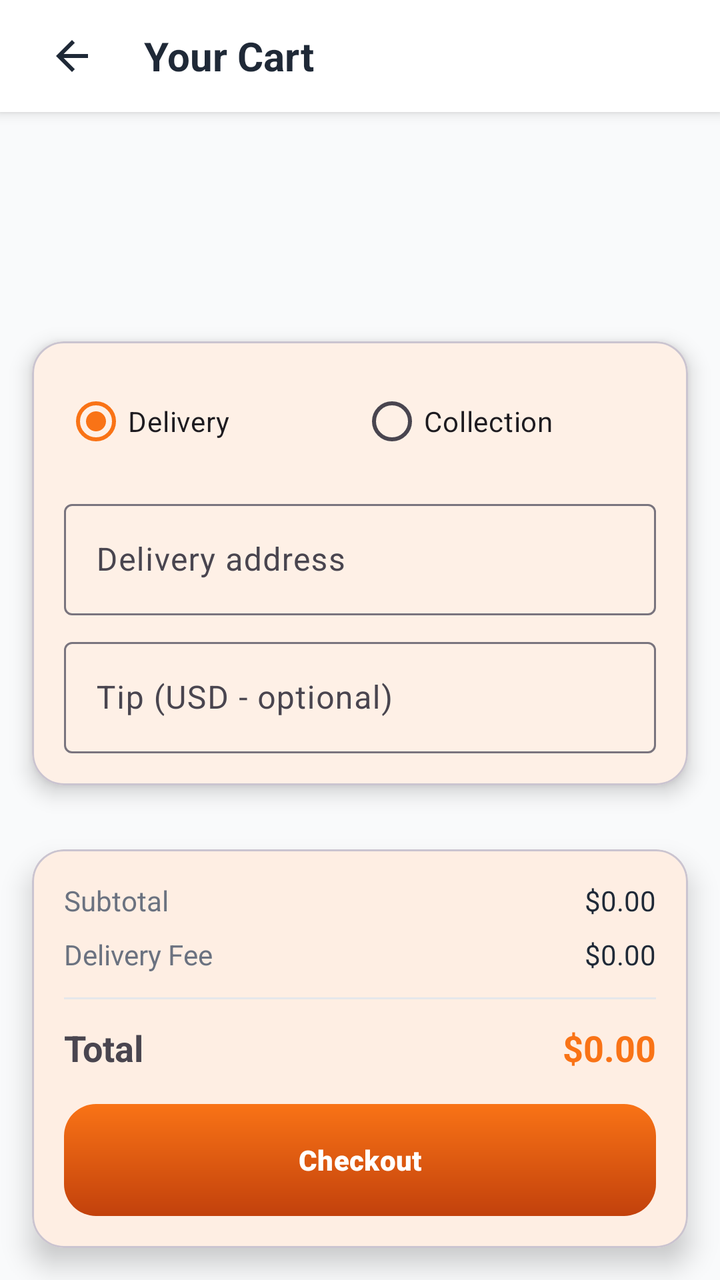
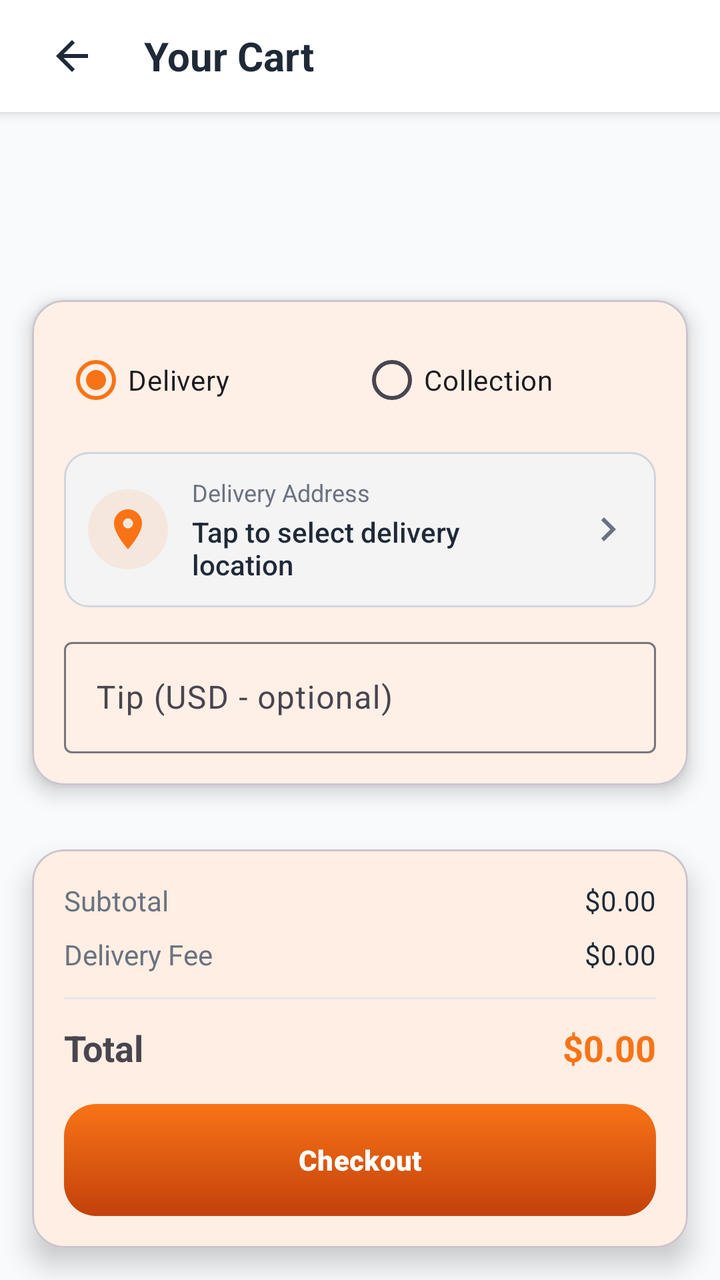

An Android layout rendered at two revisions. The XML below is the earlier revision; the diff shows what the commit changed to produce the second picture.
<!-- AndroidManifest.xml: activity theme Theme.ZimFeast.NoActionBar -->
<!-- res/layout/activity_cart.xml -->
<?xml version="1.0" encoding="utf-8"?>
<androidx.constraintlayout.widget.ConstraintLayout
    xmlns:android="http://schemas.android.com/apk/res/android"
    xmlns:app="http://schemas.android.com/apk/res-auto"
    android:layout_width="match_parent"
    android:layout_height="match_parent"
    android:background="@color/background">

    
    <LinearLayout
        android:id="@+id/toolbar"
        android:layout_width="match_parent"
        android:layout_height="56dp"
        android:background="@color/surface"
        android:elevation="4dp"
        android:gravity="center_vertical"
        android:orientation="horizontal"
        android:paddingHorizontal="16dp"
        app:layout_constraintTop_toTopOf="parent">

        <ImageButton
            android:id="@+id/btn_back"
            android:layout_width="40dp"
            android:layout_height="40dp"
            android:background="?attr/selectableItemBackgroundBorderless"
            android:src="@drawable/ic_back"
            android:contentDescription="Back"/>

        <TextView
            android:layout_width="0dp"
            android:layout_height="wrap_content"
            android:layout_marginStart="16dp"
            android:layout_weight="1"
            android:text="@string/your_cart"
            android:textSize="20sp"
            android:textStyle="bold"
            android:textColor="@color/text_primary"/>
    </LinearLayout>

    
    <LinearLayout
        android:id="@+id/layout_empty"
        android:layout_width="match_parent"
        android:layout_height="wrap_content"
        android:gravity="center"
        android:orientation="vertical"
        android:padding="32dp"
        android:visibility="gone"
        app:layout_constraintTop_toBottomOf="@id/toolbar"
        app:layout_constraintBottom_toBottomOf="parent">

        <ImageView
            android:layout_width="100dp"
            android:layout_height="100dp"
            android:src="@drawable/ic_cart_empty"
            app:tint="@color/text_tertiary"/>

        <TextView
            android:layout_marginTop="16dp"
            android:text="@string/empty_cart"
            android:textSize="18sp"
            android:textStyle="bold"
            android:textColor="@color/text_primary"
            android:layout_width="wrap_content"
            android:layout_height="wrap_content"/>

        <TextView
            android:layout_marginTop="8dp"
            android:text="@string/add_items"
            android:textColor="@color/text_secondary"
            android:layout_width="wrap_content"
            android:layout_height="wrap_content"/>
    </LinearLayout>

    
    <LinearLayout
        android:id="@+id/layout_cart"
        android:layout_width="match_parent"
        android:layout_height="0dp"
        android:orientation="vertical"
        app:layout_constraintTop_toBottomOf="@id/toolbar"
        app:layout_constraintBottom_toBottomOf="parent">

        
        <androidx.recyclerview.widget.RecyclerView
            android:id="@+id/rv_cart_items"
            android:layout_width="match_parent"
            android:layout_height="0dp"
            android:layout_weight="1"
            android:padding="16dp"/>

        
        <com.google.android.material.card.MaterialCardView
            android:layout_width="match_parent"
            android:layout_height="wrap_content"
            android:layout_margin="16dp"
            app:cardCornerRadius="16dp"
            app:cardElevation="6dp">

            <LinearLayout
                android:layout_width="match_parent"
                android:layout_height="wrap_content"
                android:orientation="vertical"
                android:padding="16dp">

                <RadioGroup
                    android:id="@+id/rg_order_type"
                    android:layout_width="match_parent"
                    android:layout_height="wrap_content"
                    android:orientation="horizontal">

                    <RadioButton
                        android:id="@+id/rb_delivery"
                        android:layout_width="0dp"
                        android:layout_height="wrap_content"
                        android:layout_weight="1"
                        android:checked="true"
                        android:text="Delivery"/>

                    <RadioButton
                        android:id="@+id/rb_collection"
                        android:layout_width="0dp"
                        android:layout_height="wrap_content"
                        android:layout_weight="1"
                        android:text="Collection"/>
                </RadioGroup>

                
                <LinearLayout
                    android:id="@+id/layout_delivery_options"
                    android:layout_width="match_parent"
                    android:layout_height="wrap_content"
                    android:layout_marginTop="12dp"
                    android:orientation="vertical">

                    <com.google.android.material.textfield.TextInputLayout
                        android:layout_width="match_parent"
                        android:layout_height="wrap_content"
                        android:hint="Delivery address">

                        <com.google.android.material.textfield.TextInputEditText
                            android:id="@+id/et_address"
                            android:layout_width="match_parent"
                            android:layout_height="wrap_content"/>
                    </com.google.android.material.textfield.TextInputLayout>

                    <com.google.android.material.textfield.TextInputLayout
                        android:layout_width="match_parent"
                        android:layout_height="wrap_content"
                        android:layout_marginTop="8dp"
                        android:hint="Tip (USD - optional)">

                        <com.google.android.material.textfield.TextInputEditText
                            android:id="@+id/et_tip"
                            android:inputType="numberDecimal"
                            android:layout_width="match_parent"
                            android:layout_height="wrap_content"/>
                    </com.google.android.material.textfield.TextInputLayout>

                </LinearLayout>

            </LinearLayout>
        </com.google.android.material.card.MaterialCardView>

        
        <com.google.android.material.card.MaterialCardView
            android:layout_width="match_parent"
            android:layout_height="wrap_content"
            android:layout_margin="16dp"
            app:cardCornerRadius="16dp"
            app:cardElevation="8dp">

            <LinearLayout
                android:layout_width="match_parent"
                android:layout_height="wrap_content"
                android:orientation="vertical"
                android:padding="16dp">

                <LinearLayout
                    android:orientation="horizontal"
                    android:layout_width="match_parent"
                    android:layout_height="wrap_content">

                    <TextView
                        android:text="@string/subtotal"
                        android:layout_weight="1"
                        android:layout_width="0dp"
                        android:layout_height="wrap_content"
                        android:textColor="@color/text_secondary"/>

                    <TextView
                        android:id="@+id/tv_subtotal"
                        android:text="$0.00"
                        android:textColor="@color/text_primary"
                        android:layout_width="wrap_content"
                        android:layout_height="wrap_content"/>
                </LinearLayout>

                <LinearLayout
                    android:orientation="horizontal"
                    android:layout_marginTop="8dp"
                    android:layout_width="match_parent"
                    android:layout_height="wrap_content">

                    <TextView
                        android:text="@string/delivery_fee"
                        android:layout_weight="1"
                        android:layout_width="0dp"
                        android:layout_height="wrap_content"
                        android:textColor="@color/text_secondary"/>

                    <TextView
                        android:id="@+id/tv_delivery_fee"
                        android:text="$0.00"
                        android:textColor="@color/text_primary"
                        android:layout_width="wrap_content"
                        android:layout_height="wrap_content"/>
                </LinearLayout>

                <View
                    android:layout_width="match_parent"
                    android:layout_height="1dp"
                    android:layout_marginVertical="12dp"
                    android:background="@color/divider"/>

                <LinearLayout
                    android:orientation="horizontal"
                    android:layout_width="match_parent"
                    android:layout_height="wrap_content">

                    <TextView
                        android:text="@string/total"
                        android:textStyle="bold"
                        android:textSize="18sp"
                        android:layout_weight="1"
                        android:layout_width="0dp"
                        android:layout_height="wrap_content"/>

                    <TextView
                        android:id="@+id/tv_total"
                        android:text="$0.00"
                        android:textStyle="bold"
                        android:textSize="18sp"
                        android:textColor="@color/primary"
                        android:layout_width="wrap_content"
                        android:layout_height="wrap_content"/>
                </LinearLayout>

                <com.google.android.material.progressindicator.CircularProgressIndicator
                    android:id="@+id/progress_bar"
                    android:layout_gravity="center"
                    android:layout_marginTop="8dp"
                    android:visibility="gone"
                    android:layout_width="wrap_content"
                    android:layout_height="wrap_content"/>

                <com.google.android.material.button.MaterialButton
                    android:id="@+id/btn_checkout"
                    style="@style/Widget.ZimFeast.Button.Primary"
                    android:layout_marginTop="16dp"
                    android:layout_width="match_parent"
                    android:layout_height="56dp"
                    android:text="@string/checkout"/>

            </LinearLayout>
        </com.google.android.material.card.MaterialCardView>

    </LinearLayout>

</androidx.constraintlayout.widget.ConstraintLayout>
<!-- resources referenced by this layout -->
<resources>
  <color name="background">#F9FAFB</color>
  <color name="divider">#E5E7EB</color>
  <color name="primary">#F97316</color>
  <color name="surface">#FFFFFF</color>
  <color name="text_primary">#1F2937</color>
  <color name="text_secondary">#6B7280</color>
  <color name="text_tertiary">#9CA3AF</color>
  <!-- drawable ic_back (drawable) -->
  <?xml version="1.0" encoding="utf-8"?>
  <vector xmlns:android="http://schemas.android.com/apk/res/android"
      android:width="24dp"
      android:height="24dp"
      android:viewportWidth="24"
      android:viewportHeight="24">
      <path
          android:fillColor="@color/text_primary"
          android:pathData="M20,11H7.83l5.59,-5.59L12,4l-8,8 8,8 1.41,-1.41L7.83,13H20v-2z" />
  </vector>
  <string name="add_items">Add some delicious items to your cart</string>
  <string name="checkout">Checkout</string>
  <string name="delivery_fee">Delivery Fee</string>
  <string name="empty_cart">Your cart is empty</string>
  <string name="subtotal">Subtotal</string>
  <string name="total">Total</string>
  <string name="your_cart">Your Cart</string>
  <style name="Theme.ZimFeast.NoActionBar">
          <item name="windowActionBar">false</item>
          <item name="windowNoTitle">true</item>
      </style>
  <!-- drawable bg_button_orange_gradient (drawable) -->
  <?xml version="1.0" encoding="utf-8"?>
  <shape xmlns:android="http://schemas.android.com/apk/res/android"
      android:shape="rectangle">
      <gradient
          android:angle="90"
          android:startColor="@color/orange_gradient_end"
          android:endColor="@color/orange_gradient_start" />
      <corners android:radius="16dp" />
  </shape>
  <color name="on_primary">#FFFFFF</color>
  <color name="orange_gradient_end">#C2410C</color>
  <color name="orange_gradient_start">#F97316</color>
  <!-- unchanged entries left out for length: 2 -->
</resources>

<!-- the commit's change to res/layout/activity_cart.xml (unified diff, before → after) -->
@@ -133,21 +133,74 @@
                     android:layout_marginTop="12dp"
                     android:orientation="vertical">
 
+                    
+                    <LinearLayout
+                        android:id="@+id/layout_address_picker"
+                        android:layout_width="match_parent"
+                        android:layout_height="wrap_content"
+                        android:orientation="horizontal"
+                        android:gravity="center_vertical"
+                        android:paddingVertical="12dp"
+                        android:paddingHorizontal="12dp"
+                        android:background="@drawable/bg_address_picker"
+                        android:clickable="true"
+                        android:focusable="true">
+
+                        <ImageView
+                            android:layout_width="40dp"
+                            android:layout_height="40dp"
+                            android:padding="8dp"
+                            android:src="@drawable/ic_location"
+                            android:background="@drawable/bg_icon_circle"
+                            android:tint="@color/primary"/>
+
+                        <LinearLayout
+                            android:layout_width="0dp"
+                            android:layout_height="wrap_content"
+                            android:layout_weight="1"
+                            android:layout_marginHorizontal="12dp"
+                            android:orientation="vertical">
+
+                            <TextView
+                                android:layout_width="wrap_content"
+                                android:layout_height="wrap_content"
+                                android:text="Delivery Address"
+                                android:textColor="@color/text_secondary"
+                                android:textSize="12sp"/>
+
+                            <TextView
+                                android:id="@+id/tv_selected_address"
+                                android:layout_width="match_parent"
+                                android:layout_height="wrap_content"
+                                android:layout_marginTop="2dp"
+                                android:text="Tap to select delivery location"
+                                android:textColor="@color/text_primary"
+                                android:textSize="14sp"
+                                android:fontFamily="sans-serif-medium"
+                                android:maxLines="2"
+                                android:ellipsize="end"/>
+
+                        </LinearLayout>
+
+                        <ImageView
+                            android:layout_width="24dp"
+                            android:layout_height="24dp"
+                            android:src="@drawable/ic_chevron_right"
+                            android:tint="@color/text_secondary"/>
+
+                    </LinearLayout>
+
+                    
+                    <EditText
+                        android:id="@+id/et_address"
+                        android:layout_width="match_parent"
+                        android:layout_height="0dp"
+                        android:visibility="gone"/>
+
                     <com.google.android.material.textfield.TextInputLayout
                         android:layout_width="match_parent"
                         android:layout_height="wrap_content"
-                        android:hint="Delivery address">
-
-                        <com.google.android.material.textfield.TextInputEditText
-                            android:id="@+id/et_address"
-                            android:layout_width="match_parent"
-                            android:layout_height="wrap_content"/>
-                    </com.google.android.material.textfield.TextInputLayout>
-
-                    <com.google.android.material.textfield.TextInputLayout
-                        android:layout_width="match_parent"
-                        android:layout_height="wrap_content"
-                        android:layout_marginTop="8dp"
+                        android:layout_marginTop="12dp"
                         android:hint="Tip (USD - optional)">
 
                         <com.google.android.material.textfield.TextInputEditText
<!-- resource entries referenced after the edit -->
@@ -7,6 +7,26 @@
   <color name="text_primary">#1F2937</color>
   <color name="text_secondary">#6B7280</color>
   <color name="text_tertiary">#9CA3AF</color>
+  <!-- drawable bg_address_picker (drawable) -->
+  <?xml version="1.0" encoding="utf-8"?>
+  <ripple xmlns:android="http://schemas.android.com/apk/res/android"
+      android:color="@color/ripple_color">
+      <item>
+          <shape android:shape="rectangle">
+              <solid android:color="@color/surface_variant"/>
+              <corners android:radius="12dp"/>
+              <stroke
+                  android:width="1dp"
+                  android:color="@color/border"/>
+          </shape>
+      </item>
+  </ripple>
+  <!-- drawable bg_icon_circle (drawable) -->
+  <?xml version="1.0" encoding="utf-8"?>
+  <shape xmlns:android="http://schemas.android.com/apk/res/android"
+      android:shape="oval">
+      <solid android:color="#1AF97316"/>
+  </shape>
   <!-- drawable ic_back (drawable) -->
   <?xml version="1.0" encoding="utf-8"?>
   <vector xmlns:android="http://schemas.android.com/apk/res/android"
@@ -17,6 +37,28 @@
       <path
           android:fillColor="@color/text_primary"
           android:pathData="M20,11H7.83l5.59,-5.59L12,4l-8,8 8,8 1.41,-1.41L7.83,13H20v-2z" />
+  </vector>
+  <!-- drawable ic_chevron_right (drawable) -->
+  <?xml version="1.0" encoding="utf-8"?>
+  <vector xmlns:android="http://schemas.android.com/apk/res/android"
+      android:width="24dp"
+      android:height="24dp"
+      android:viewportWidth="24"
+      android:viewportHeight="24">
+      <path
+          android:fillColor="@android:color/black"
+          android:pathData="M10,6L8.59,7.41 13.17,12l-4.58,4.59L10,18l6,-6z" />
+  </vector>
+  <!-- drawable ic_location (drawable) -->
+  <?xml version="1.0" encoding="utf-8"?>
+  <vector xmlns:android="http://schemas.android.com/apk/res/android"
+      android:width="24dp"
+      android:height="24dp"
+      android:viewportWidth="24"
+      android:viewportHeight="24">
+      <path
+          android:fillColor="#FFFFFF"
+          android:pathData="M12,2C8.13,2 5,5.13 5,9c0,5.25 7,13 7,13s7,-7.75 7,-13c0,-3.87 -3.13,-7 -7,-7zm0,9.5c-1.38,0 -2.5,-1.12 -2.5,-2.5s1.12,-2.5 2.5,-2.5 2.5,1.12 2.5,2.5 -1.12,2.5 -2.5,2.5z" />
   </vector>
   <string name="add_items">Add some delicious items to your cart</string>
   <string name="checkout">Checkout</string>
@@ -29,6 +71,9 @@
           <item name="windowActionBar">false</item>
           <item name="windowNoTitle">true</item>
       </style>
+  <color name="ripple_color">#20F97316</color>
+  <color name="surface_variant">#F4F4F5</color>
+  <color name="border">#D1D5DB</color>
   <!-- drawable bg_button_orange_gradient (drawable) -->
   <?xml version="1.0" encoding="utf-8"?>
   <shape xmlns:android="http://schemas.android.com/apk/res/android"
